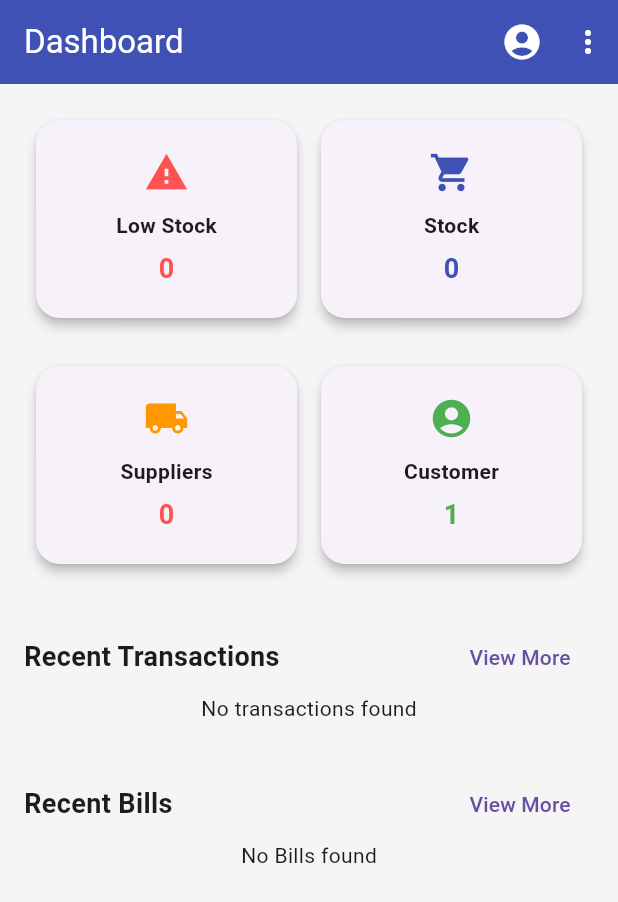
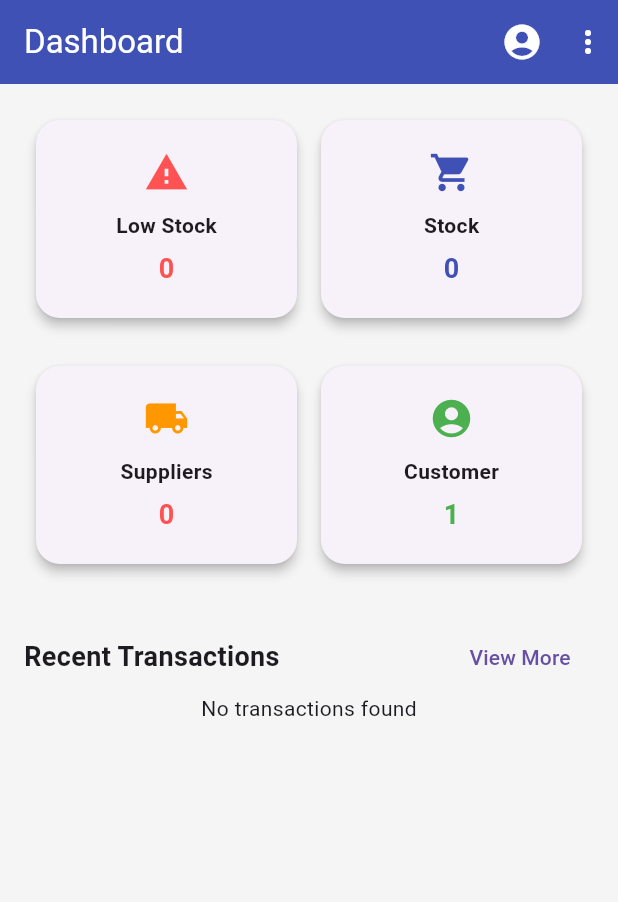
Before and after one commit to yugsakariya/flutter_project, a Flutter app: the Dashboard screen opened directly, on a phone screen of 412 x 824 dp. Shown: the top 902 px of the screen. Run offline on Flutter 3.47's test engine with Material 3 defaults, Android fonts, the phone set to English and light mode, and no system bars; our stand-ins replace cloud_firestore, connectivity_plus, device_info_plus, firebase_auth, firebase_core, fluttertoast and 3 more; accounts and stored records are empty.

Commit message:
final commit

```diff
--- a/lib/Dashboard.dart
+++ b/lib/Dashboard.dart
@@ -136,19 +136,6 @@ class _DashboardState extends State<Dashboard> {
                 ],
               ),
               _buildRecentTransactions(),
-              SizedBox(height: 30),
-              Row(
-                children: [
-                  _buildSectionTitle("Recent Bills"),
-                  Spacer(),
-                  TextButton(
-                    onPressed: () => widget.onTabChange?.call(3),
-                    child: Text("View More "),
-                  )
-                ],
-              ),
-              _buildRecentBills(),
-
               // SizedBox(height: 24),
               // _buildSectionTitle("Recent Billing"),
               // _buildRecentList([
@@ -186,37 +173,6 @@ class _DashboardState extends State<Dashboard> {
           "amount": "₹${doc['unitPrice'] ?? '0'}",
           "date": (doc['date'] != null && doc['date'] is Timestamp)
               ? DateFormat('dd-MM-yyyy').format(doc['date'].toDate())
-              : 'No Date'
-        }).toList();
-
-        return _buildRecentList(transactions);
-      },
-    );
-  }
-  Widget _buildRecentBills() {
-    return StreamBuilder<QuerySnapshot>(
-      stream: FirebaseFirestore.instance
-          .collection("bills")
-          .orderBy("updatedAt", descending: true)
-          .where("user", isEqualTo: user.uid)
-          .limit(3)
-          .snapshots(),
-      builder: (context, snapshot) {
-        if (snapshot.connectionState == ConnectionState.waiting) {
-          return Center(child: CircularProgressIndicator());
-        }
-        if (snapshot.hasError) {
-          return Center(child: Text('Error: ${snapshot.error}'));
-        }
-        if (!snapshot.hasData || snapshot.data!.docs.isEmpty) {
-          return Center(child: Text('No Bills found'));
-        }
-
-        final transactions = snapshot.data!.docs.map((doc) => {
-          "title": _capitalizeFirstLetter(doc['billNumber'] ?? 'Unknown Product'),
-          "amount": "₹${doc['total'] ?? '0'}",
-          "date": (doc['createdAt'] != null && doc['createdAt'] is Timestamp)
-              ? DateFormat('dd-MM-yyyy').format(doc['createdAt'].toDate())
               : 'No Date'
         }).toList();
 
--- a/lib/Transaction.dart
+++ b/lib/Transaction.dart
@@ -29,7 +29,7 @@ class _TransactionScreenState extends State<TransactionScreen> {
   Stream<QuerySnapshot> _getTransactionStream() {
     var query = FirebaseFirestore.instance
         .collection('transactions')
-        .where('user', isEqualTo: user!.uid);
+        .where('user', isEqualTo: user!.uid).orderBy("timestamp",descending: true);
 
     if (_searchQuery.isNotEmpty) {
       query = query
```
